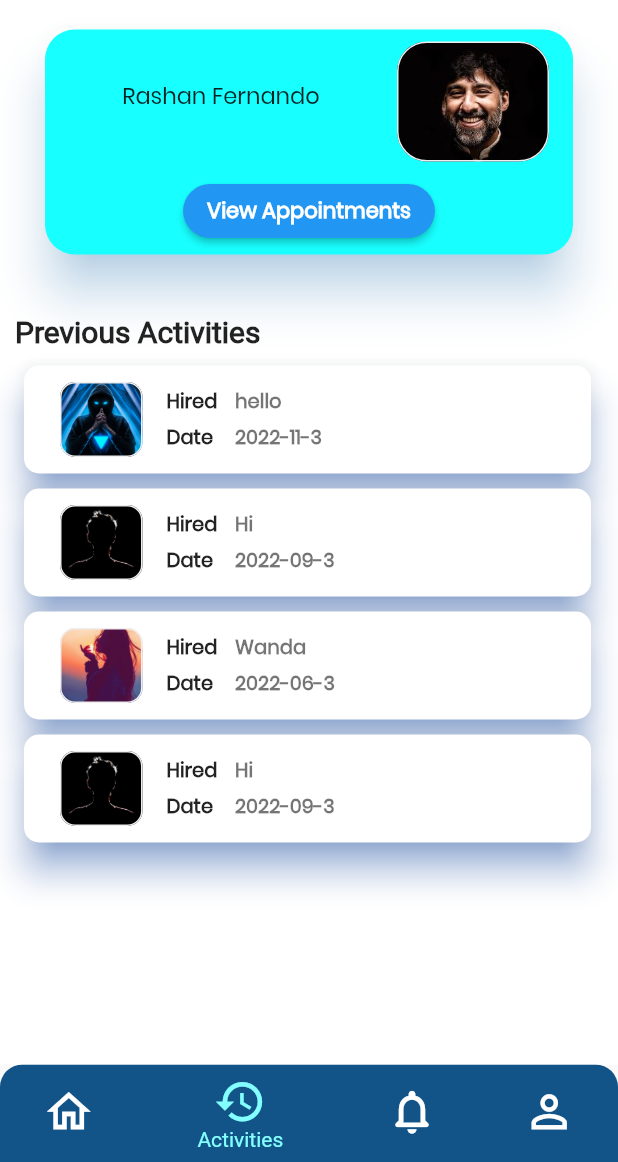
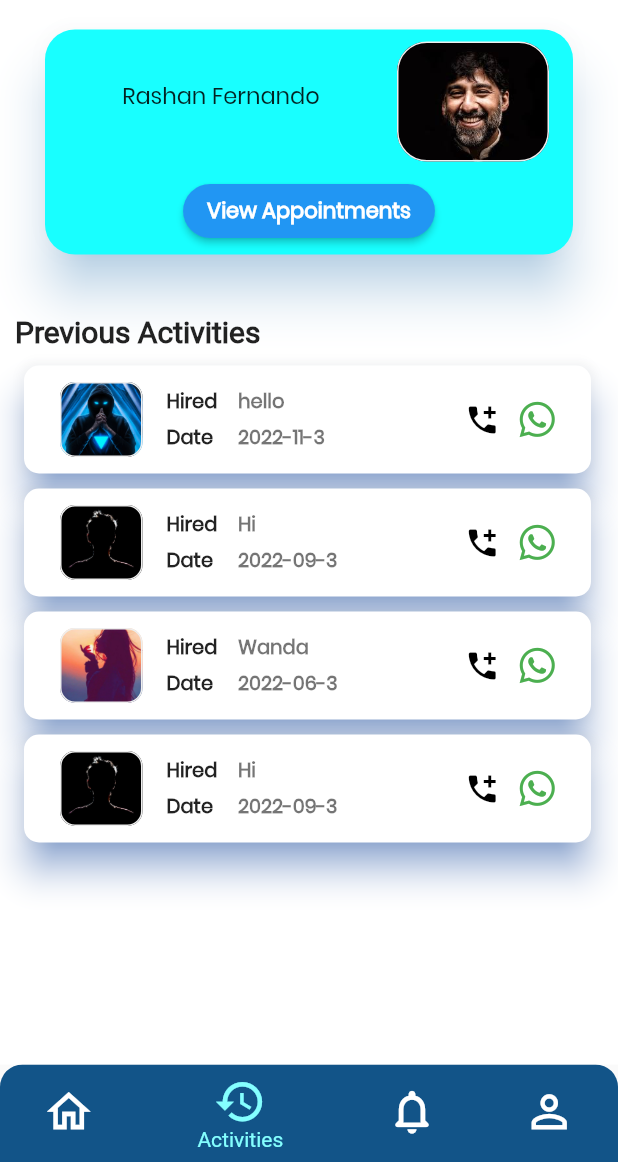
Before and after one commit to ProSiteGroup2/ProSite, a Flutter app: the screen it shows after launch, item 2 of the bottom bar chosen, on a phone screen of 412 x 824 dp, the part 74-1236 px from its top. Run offline on Flutter 3.47's test engine with Material 2 defaults, Android fonts, the phone set to English and light mode, and no system bars; missing offline and left inert: dart:ffi.

Commit message:
icons update 2

```diff
--- a/lib/src/ui/customer_activities.dart
+++ b/lib/src/ui/customer_activities.dart
@@ -1,6 +1,8 @@
 import 'package:flutter/cupertino.dart';
 import 'package:flutter/material.dart';
 import 'package:group2/Classes/customer_pre_activities.dart';
+
+import '../../Classes/my_flutter_app_icons.dart';
 
 
 class CActivity extends StatefulWidget {
@@ -145,7 +147,6 @@ class _CActivityState extends State<CActivity> {
                         child: Padding(
                           padding: const EdgeInsets.all(8.0),
                           child: ListTile(
-                            onTap: () {},
                             leading: Container(
                               height: 50,
                               width: 55,
@@ -162,12 +163,16 @@ class _CActivityState extends State<CActivity> {
                                 ),
                               ),
                             ),
-                            title: Column(
+                            title: Row(
+                              children: [
+                                Expanded(
+                                  flex:6,
+                                  child: Column(
                                     children: <Widget>[
                                       Row(
                                         children: <Widget>[
                                           Expanded(
-                                      flex: 3,
+                                            flex:1,
                                             child: Text(
                                               'Hired',
                                               style: TextStyle(
@@ -178,7 +183,7 @@ class _CActivityState extends State<CActivity> {
                                             ),
                                           ),
                                           Expanded(
-                                      flex: 14,
+                                            flex:3,
                                             child: Text(
                                               preActivities[index].hired,
                                               style: TextStyle(
@@ -195,7 +200,7 @@ class _CActivityState extends State<CActivity> {
                                       Row(
                                         children: <Widget>[
                                           Expanded(
-                                      flex: 3,
+                                            flex:1,
                                             child: Text(
                                               'Date',
                                               style: TextStyle(
@@ -206,7 +211,7 @@ class _CActivityState extends State<CActivity> {
                                             ),
                                           ),
                                           Expanded(
-                                      flex: 14,
+                                            flex:3,
                                             child: Text(
                                               preActivities[index].date,
                                               style: TextStyle(
@@ -219,6 +224,32 @@ class _CActivityState extends State<CActivity> {
                                           ),
                                         ],
                                       ),
+                                    ],
+                                  ),
+                                ),
+
+                                Expanded(
+                                  flex:1,
+                                  child: IconButton(
+                                    splashColor: Colors.lightBlueAccent,
+                                    icon: Icon(
+                                        Icons.add_call
+                                    ),
+                                    onPressed: (){},
+                                    color: Colors.black,
+                                  ),
+                                ),
+                                SizedBox(width: 5),
+                                Expanded(
+                                  flex:1,
+                                  child: IconButton(
+                                  splashColor: Colors.lightGreen,
+                                  icon: Icon(
+                                    MyFlutterApp.whatsapp,
+                                  ),
+                                  onPressed: (){},
+                                  color: Colors.green,
+                                ),)
                               ],
                             ),
                           ),
```
Also changed, not shown: lib/pages/labour_activities.dart (+22 -2 lines). Lines whose indentation alone changed are shown as unchanged.
